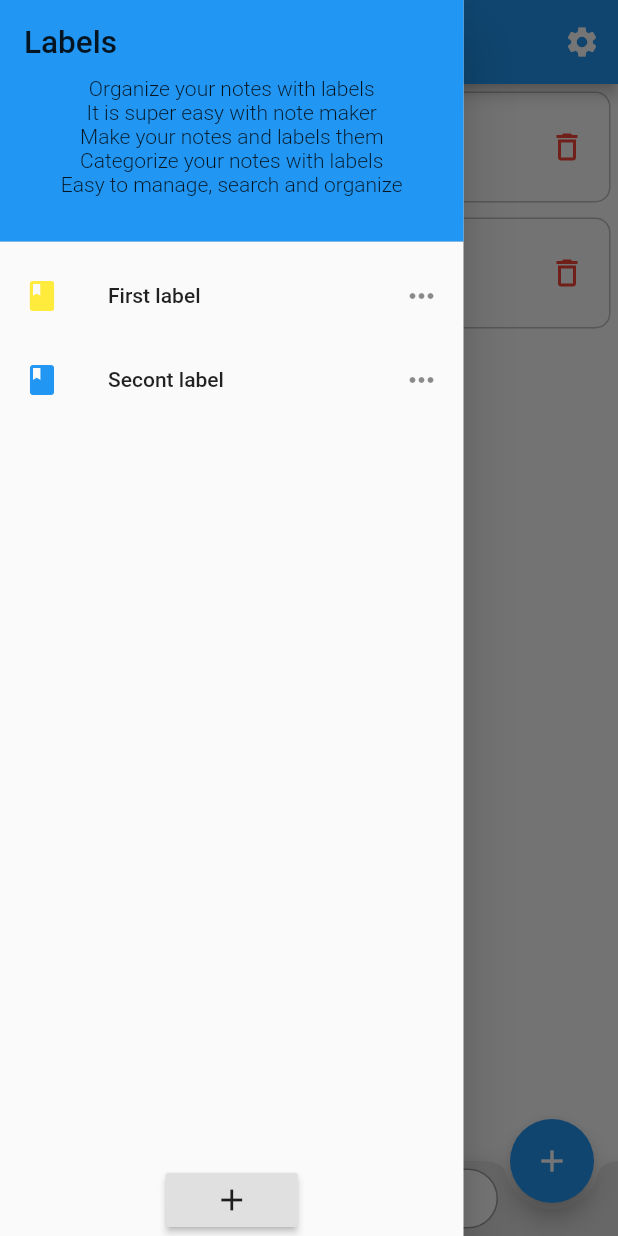
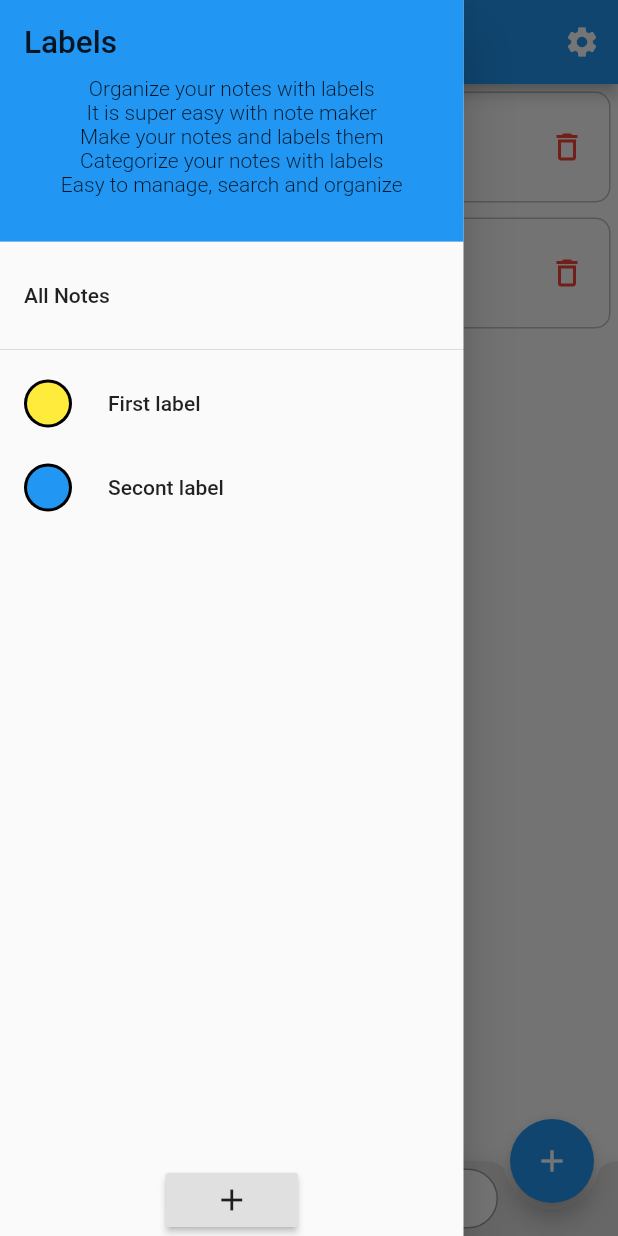
Before and after one commit to yashodgayashan/note-keeper-app, a Flutter app: the screen it shows after launch, with the side drawer open, on a phone screen of 412 x 824 dp. Run offline on Flutter 3.47's test engine with Material 2 defaults, Android fonts, the phone set to English and light mode, and no system bars; drawn by our look-alikes of flutter_slidable; our stand-ins replace sqflite; accounts and stored records are empty.

Commit message:
Updated left drawer

```diff
--- a/lib/screens/first_page.dart
+++ b/lib/screens/first_page.dart
@@ -1,5 +1,6 @@
 import 'package:flutter/material.dart';
 import 'package:note_maker/utils/database_helper.dart';
+import 'package:flutter_slidable/flutter_slidable.dart';
 import 'package:note_maker/models/notes.dart';
 import 'package:sqflite/sqflite.dart';
 import 'dart:async';
@@ -298,9 +299,19 @@ class _MainMenuState extends State<MainMenu> {
             children: <Widget>[
               getLeftDrawerHeader(),
               Container(
-                height: 100.0,
+                height: 300.0,
                 child: ListView(
                   children: <Widget>[
+                    ListTile(
+                      title: Align(
+                        child: Text("All Notes"),
+                        alignment: Alignment(-1.0, 0),
+                      ),
+                      onTap: () {
+                        debugPrint("Get all");
+                      },
+                    ),
+                    Divider(),
                     getCategories(title: "First label", color: Colors.yellow),
                     getCategories(title: "Secont label", color: Colors.blue),
                   ],
@@ -364,16 +375,48 @@ class _MainMenuState extends State<MainMenu> {
 
   // This widget outputs the categories for the left drawer.
   Widget getCategories({@required String title, @required Color color}) {
-    return ListTile(
-      leading: Icon(
-        Icons.book,
-        color: color,
+    return Slidable(
+      actionPane: SlidableBehindActionPane(),
+      actionExtentRatio: 0.25,
+      child: Container(
+        child: ListTile(
+          leading: GestureDetector(
+            onLongPress: () {
+              debugPrint("Long press");
+            },
+            child: CircleAvatar(
+              radius: 16,
+              child: CircleAvatar(
+                radius: 14,
+                backgroundColor: color,
+              ),
+              backgroundColor: Colors.black,
+            ),
+          ),
+          title: Align(
+            child: Text(title),
+            alignment: Alignment(-1.0, 0),
+          ),
+        ),
       ),
-      title: Text("$title"),
-      trailing: Icon(Icons.more_horiz),
-      onTap: () {
-        debugPrint("$title is pressed");
-      },
+      secondaryActions: <Widget>[
+        IconSlideAction(
+          caption: 'Edit',
+          color: Colors.blueAccent,
+          icon: Icons.edit,
+          onTap: () {
+            debugPrint("More $title");
+          },
+        ),
+        IconSlideAction(
+          caption: 'Delete',
+          color: Colors.red,
+          icon: Icons.delete,
+          onTap: () {
+            debugPrint("Delete $title");
+          },
+        ),
+      ],
     );
   }
 
--- a/pubspec.yaml
+++ b/pubspec.yaml
@@ -22,6 +22,7 @@ dependencies:
   intl:
   sqflite: any
   path_provider: any
+  flutter_slidable: "^0.5.4"
 
   # The following adds the Cupertino Icons font to your application.
   # Use with the CupertinoIcons class for iOS style icons.
```
Also changed, not shown: pubspec.lock.
